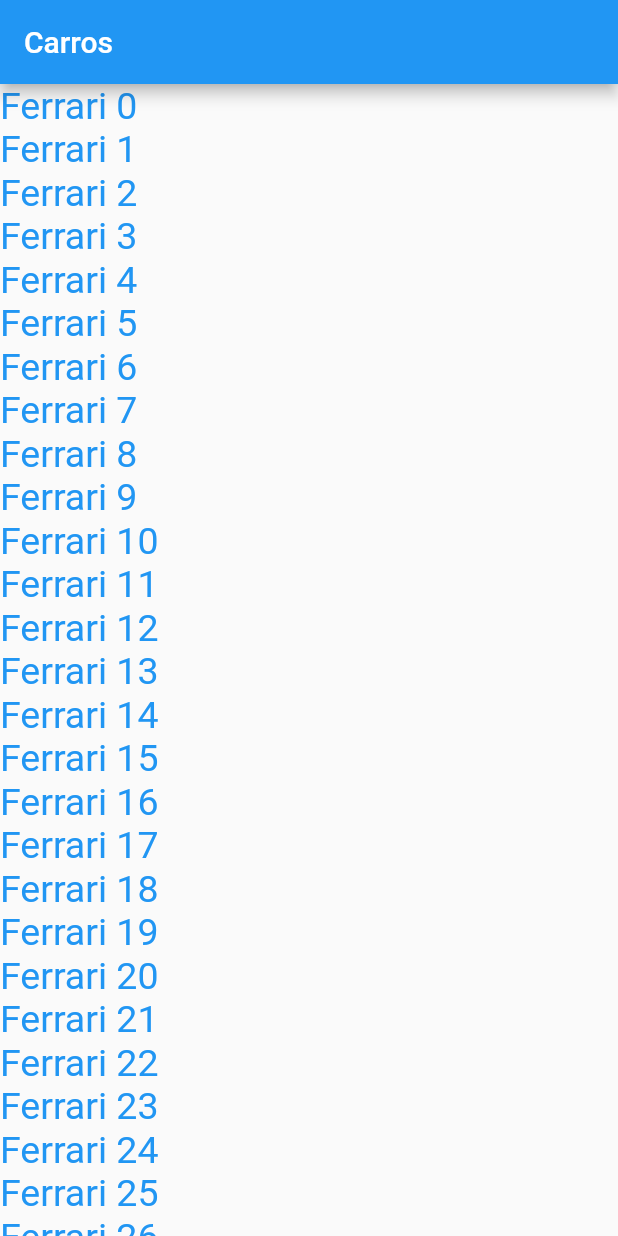
After one commit to robertov8/carros2, a Flutter app: the HomePage screen opened directly, on a phone screen of 412 x 824 dp. The commit adds this screen. Run offline on Flutter 3.47's test engine with Material 2 defaults, Android fonts, the phone set to English and light mode, and no system bars.

Commit message:
87 - Lista de carros - simples

```diff
--- /dev/null
+++ b/lib/domain/carro.dart
@@ -0,0 +1,6 @@
+class Carro {
+  final String nome;
+  final String urlFoto;
+
+  Carro(this.nome, this.urlFoto);
+}
--- /dev/null
+++ b/lib/domain/services/carro_service.dart
@@ -0,0 +1,12 @@
+import 'package:carros/domain/carro.dart';
+
+class CarroService {
+  static List<Carro> getCarros() {
+    final carros = List.generate(50, (index) {
+      String url = 'http://www.livroandroid.com.br/livro/carros/esportivos/Ferrari_FF.png';
+      return Carro('Ferrari $index', url);
+    });
+
+    return carros;
+  }
+}
--- /dev/null
+++ b/lib/pages/home_page.dart
@@ -0,0 +1,32 @@
+import 'package:carros/domain/services/carro_service.dart';
+import 'package:flutter/material.dart';
+
+class HomePage extends StatelessWidget {
+  @override
+  Widget build(BuildContext context) {
+    return Scaffold(
+      appBar: AppBar(
+        title: Text('Carros'),
+      ),
+      body: _listView(),
+    );
+  }
+
+  _listView() {
+    final carros = CarroService.getCarros();
+
+    return ListView.builder(
+        itemCount: carros.length,
+        itemBuilder: (BuildContext context, index) {
+          final carro = carros[index];
+
+          return Text(
+            carro.nome,
+            style: TextStyle(
+              color: Colors.blue,
+              fontSize: 25,
+            ),
+          );
+        });
+  }
+}
--- a/lib/pages/login_page.dart
+++ b/lib/pages/login_page.dart
@@ -1,5 +1,5 @@
 import 'package:carros/utils/alerts.dart';
-import 'package:carros/domain/login_service.dart';
+import 'package:carros/domain/services/login_service.dart';
 import 'package:carros/pages/home_page.dart';
 import 'package:carros/utils/nav.dart';
 import 'package:flutter/material.dart';
```
Also changed, not shown: lib/utils/alerts.dart (added, +18 -0 lines), lib/utils/nav.dart (added, +11 -0 lines), lib/domain/services/login_service.dart (renamed from lib/domain/login_service.dart).
